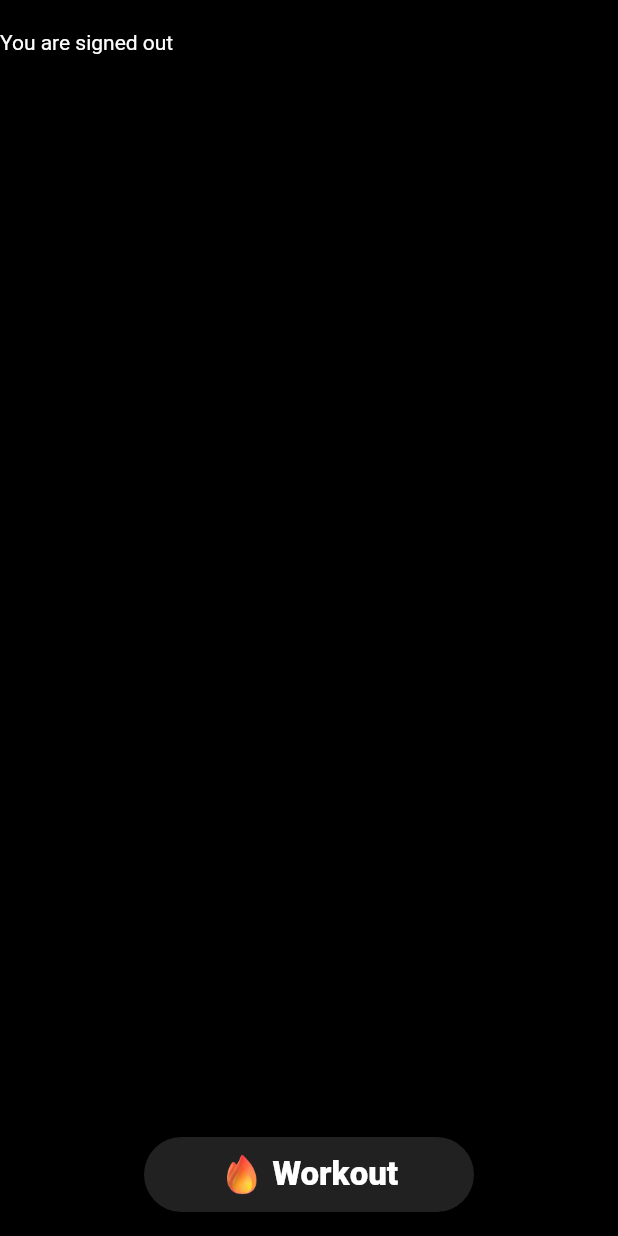
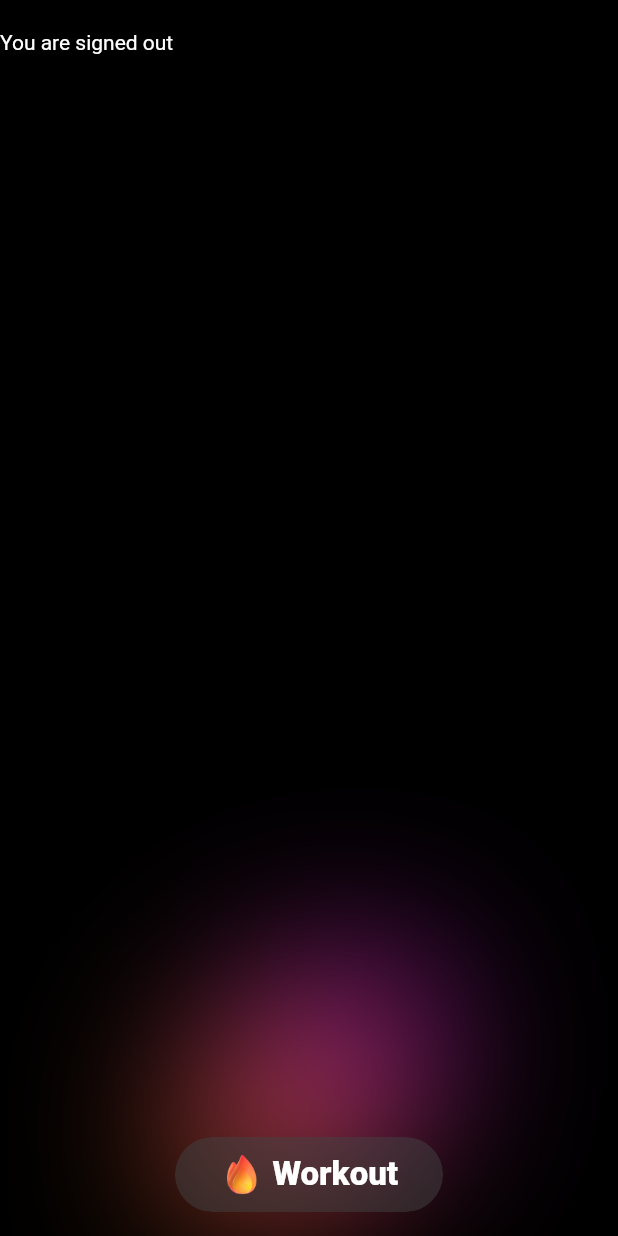
Before and after one commit to ethernetz/hot-summer, a Flutter app: the HomeScreen screen opened by its route, on a phone screen of 412 x 824 dp. Run offline on Flutter 3.47's test engine with Material 2 defaults, Android fonts, the phone set to English and light mode, and no system bars; our stand-ins replace cloud_firestore, firebase_auth, firebase_core, firebase_crashlytics, google_fonts, google_sign_in and 2 more; accounts and stored records are empty; network calls fail.

Commit message:
add basic orb

```diff
--- a/app/lib/screens/home_screen.dart
+++ b/app/lib/screens/home_screen.dart
@@ -12,7 +12,19 @@ class HomeScreen extends StatelessWidget {
   @override
   Widget build(BuildContext context) {
     return Scaffold(
-      body: SafeArea(
+      body: Stack(
+        children: [
+          Align(
+            alignment: Alignment.bottomCenter,
+            child: ImageFiltered(
+              imageFilter: ImageFilter.blur(sigmaX: 60, sigmaY: 60),
+              child: CustomPaint(
+                size: const Size(200, 200),
+                painter: OrbPainter(),
+              ),
+            ),
+          ),
+          SafeArea(
             bottom: false,
             child: SingleChildScrollView(
               child: Container(
@@ -28,6 +40,8 @@ class HomeScreen extends StatelessWidget {
               ),
             ),
           ),
+        ],
+      ),
       floatingActionButton: const WorkoutButton(),
       floatingActionButtonLocation: FloatingActionButtonLocation.centerFloat,
     );
@@ -41,21 +55,24 @@ class WorkoutButton extends StatelessWidget {
 
   @override
   Widget build(BuildContext context) {
-    return ClipRect(
-      child: BackdropFilter(
-        filter: ImageFilter.blur(sigmaX: 10, sigmaY: 10),
-        child: GestureDetector(
+    return GestureDetector(
       onTap: () {
         Navigator.pushNamed(context, '/workout');
       },
+      child: ClipRRect(
+        borderRadius: BorderRadius.circular(25),
+        child: BackdropFilter(
+          filter: ImageFilter.blur(sigmaX: 2, sigmaY: 2),
           child: Container(
-            width: 220,
             height: 50,
             decoration: BoxDecoration(
               borderRadius: BorderRadius.circular(25),
               color: Colors.grey.shade800.withOpacity(0.5),
             ),
+            child: Padding(
+              padding: const EdgeInsets.symmetric(horizontal: 30),
               child: Row(
+                mainAxisSize: MainAxisSize.min,
                 mainAxisAlignment: MainAxisAlignment.center,
                 children: [
                   const Image(
@@ -78,6 +95,47 @@ class WorkoutButton extends StatelessWidget {
             ),
           ),
         ),
+      ),
     );
   }
 }
+
+class OrbPainter extends CustomPainter {
+  @override
+  void paint(Canvas canvas, Size size) {
+    final center = Offset(size.width / 2, size.height / 2);
+    final radius = size.width / 2;
+
+    const gradient = LinearGradient(
+      colors: [
+        Color(0xffED6F00),
+        Color(0xffAF0BE6),
+      ],
+      stops: [0.0, 1.0],
+      begin: Alignment.centerLeft,
+      end: Alignment.centerRight,
+    );
+
+    final paint = Paint()
+      ..shader =
+          gradient.createShader(Rect.fromCircle(center: center, radius: radius))
+      ..style = PaintingStyle.fill;
+
+    final rect = Rect.fromCenter(
+      center: center,
+      width: size.width,
+      height: size.height * 0.6,
+    );
+
+    canvas.save();
+    canvas.translate(center.dx, center.dy);
+    canvas.rotate(-45 * (3.14159265359 / 180)); // Rotate 45 degrees
+    canvas.translate(-center.dx, -center.dy);
+
+    canvas.drawOval(rect, paint);
+    canvas.restore();
+  }
+
+  @override
+  bool shouldRepaint(covariant CustomPainter oldDelegate) => false;
+}
```
Lines whose indentation alone changed are shown as unchanged.
